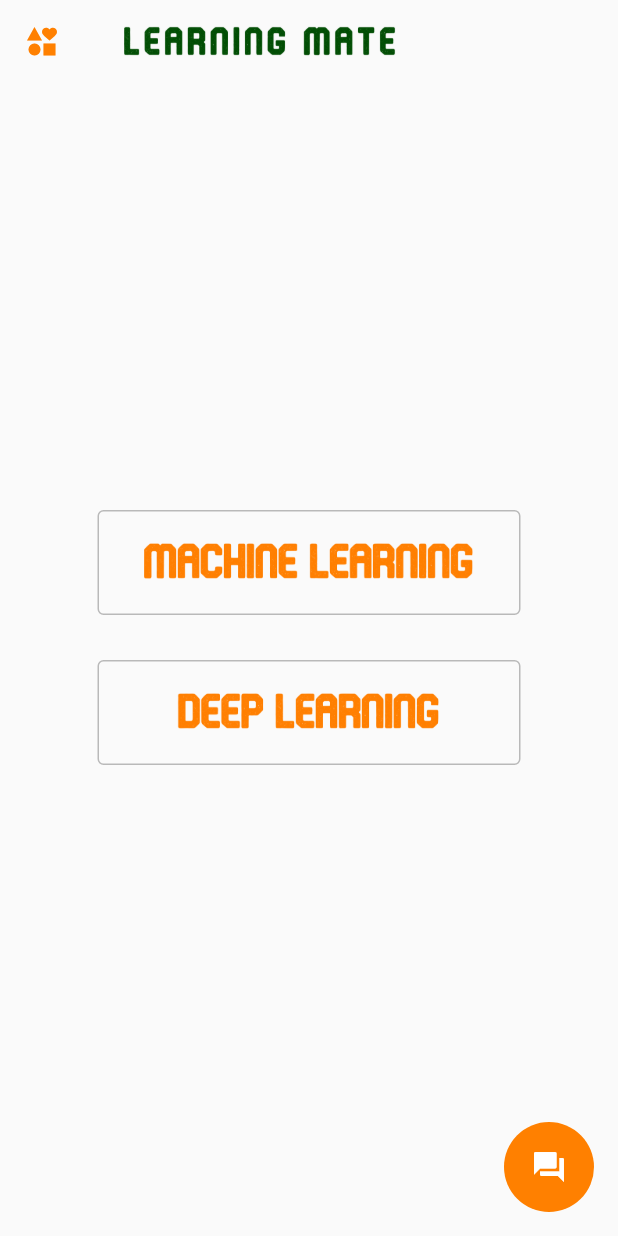
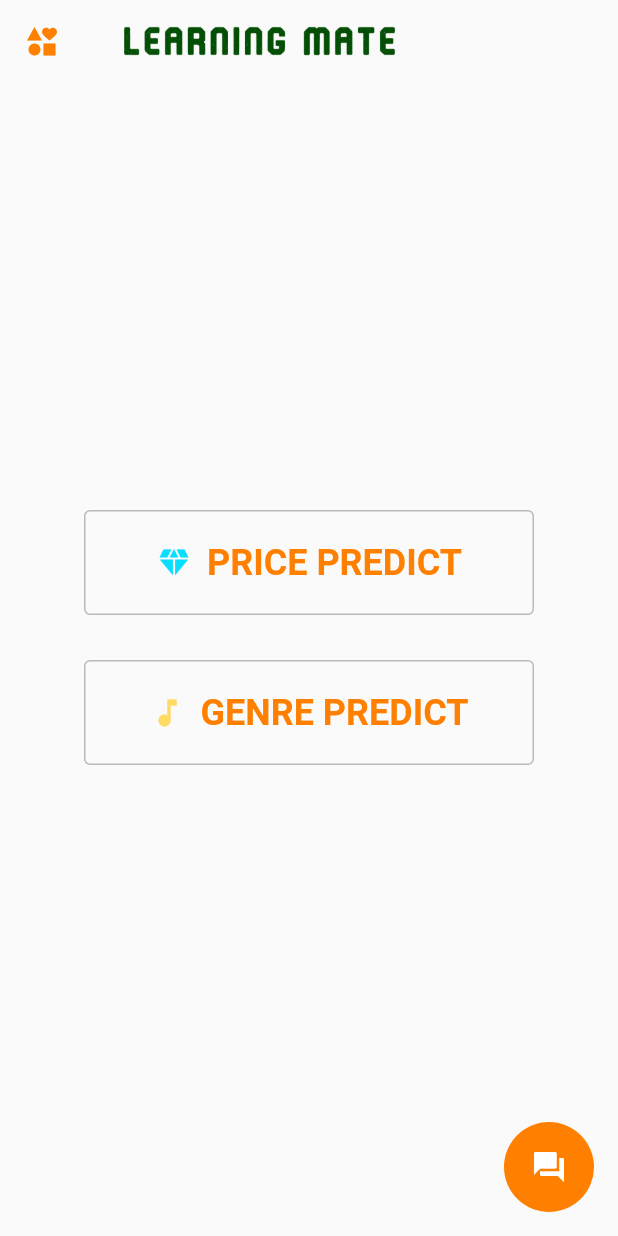
Before and after one commit to leesaereum/LearningMate, a Flutter app: the Home screen opened directly, on a phone screen of 412 x 824 dp. Run offline on Flutter 3.47's test engine with Material 2 defaults, Android fonts, the phone set to English and light mode, and no system bars; our stand-ins replace animated_splash_screen, chat_bubbles, cloud_firestore, firebase_auth, firebase_core, firebase_storage and 3 more; accounts and stored records are empty.

Commit message:
image 오프너 추가, 오류들 조금 수정

```diff
--- a/learning_mate_app/lib/home.dart
+++ b/learning_mate_app/lib/home.dart
@@ -50,28 +50,70 @@ class _HomeState extends State<Home> {
                   children: [
                     OutlinedButton(
                         style: OutlinedButton.styleFrom(
-                          minimumSize: const Size(270, 70),
+                          minimumSize: const Size(300, 70),
+                          maximumSize: const Size(300, 70),
                           side:
                               const BorderSide(color: Colors.black26, width: 1),
                         ),
                         onPressed: () {
-                          // Navigator.pop(context);
-                          // Navigator.push(context,
-                          //     MaterialPageRoute(builder: (context) => const ml()));
+                          // Navigator.push(
+                          //     context,
+                          //     MaterialPageRoute(
+                          //         builder: (context) => const DiamondMenu()));
                         },
-                        child: Image.asset('images/ML.png', width: 250)),
+                        child: Row(
+                          mainAxisAlignment: MainAxisAlignment.center,
+                          children: const [
+                            Icon(
+                              Icons.diamond,
+                              color: Color.fromARGB(246, 0, 221, 255),
+                            ),
+                            SizedBox(
+                              width: 10,
+                            ),
+                            Text(
+                              "PRICE PREDICT",
+                              style: TextStyle(
+                                color: Color.fromRGBO(255, 128, 0, 10),
+                                fontSize: 24,
+                                fontWeight: FontWeight.bold,
+                              ),
+                            ),
+                          ],
+                        )),
                     const SizedBox(height: 30),
                     OutlinedButton(
                       style: OutlinedButton.styleFrom(
-                        minimumSize: const Size(270, 70),
+                        minimumSize: const Size(300, 70),
+                        maximumSize: const Size(300, 70),
                         side: const BorderSide(color: Colors.black26, width: 1),
                       ),
                       onPressed: () {
-                        // Navigator.pop(context);
-                        // Navigator.push(context,
-                        //     MaterialPageRoute(builder: (context) => const ml()));
+                        // Navigator.push(
+                        //     context,
+                        //     MaterialPageRoute(
+                        //         builder: (context) => const SongMenu()));
                       },
-                      child: Image.asset('images/DL.png', width: 250),
+                      child: Row(
+                        mainAxisAlignment: MainAxisAlignment.center,
+                        children: const [
+                          Icon(
+                            Icons.music_note,
+                            color: Color.fromARGB(246, 255, 217, 94),
+                          ),
+                          SizedBox(
+                            width: 10,
+                          ),
+                          Text(
+                            "GENRE PREDICT",
+                            style: TextStyle(
+                              color: Color.fromRGBO(255, 128, 0, 10),
+                              fontSize: 24,
+                              fontWeight: FontWeight.bold,
+                            ),
+                          ),
+                        ],
+                      ),
                     ),
                     const SizedBox(height: 30)
                   ],
--- a/learning_mate_app/lib/login/signin.dart
+++ b/learning_mate_app/lib/login/signin.dart
@@ -68,6 +68,7 @@ class _SigninState extends State<Signin> {
                       padding: const EdgeInsets.fromLTRB(20, 10, 20, 10),
                       child: TextFormField(
                         controller: id,
+                        keyboardType: TextInputType.emailAddress,
                         //유효성검사
                         validator: (value) {
                           if (value == null || value.isEmpty) {
```
Also changed, not shown: learning_mate_app/lib/calendar/calendar.dart (+6 -4 lines), learning_mate_app/lib/chat/message_list_screen.dart (+57 -10 lines), learning_mate_app/lib/chat/openimage.dart (added, +43 -0 lines).
